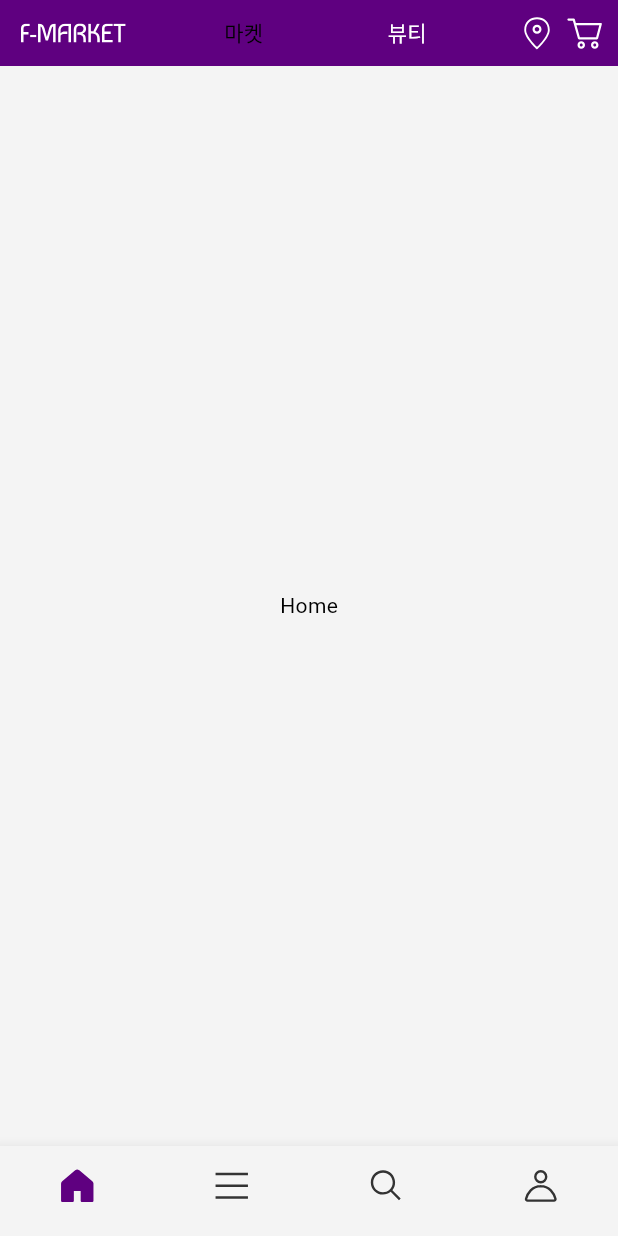
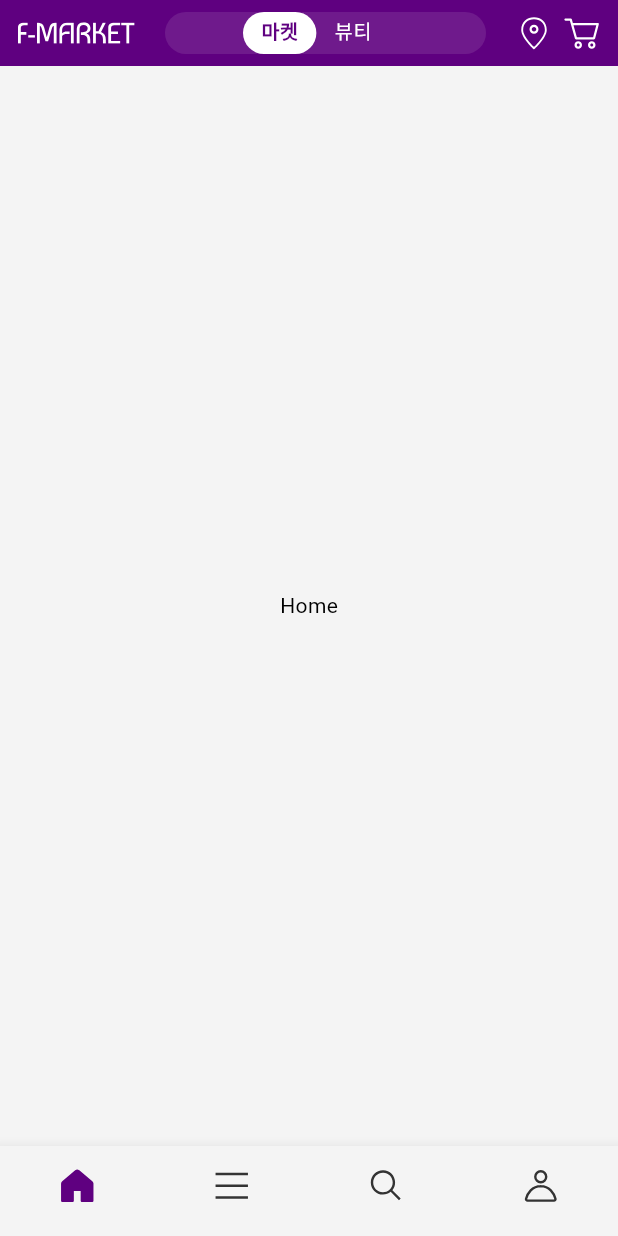
Before and after one commit to 818tere/e_commerce_app, a Flutter app: the screen it shows after launch, on a phone screen of 412 x 824 dp. Run offline on Flutter 3.47's test engine with Material 3 defaults, Android fonts, the phone set to English and light mode, and no system bars; our stand-ins replace flutter_bloc, flutter_svg, go_router; Roboto replaces fonts that are missing (Pretendard).

Commit message:
AppBar UI 수정

```diff
--- /dev/null
+++ b/devtools_options.yaml
@@ -0,0 +1 @@
+extensions:
--- a/lib/core/theme/custom/custom_app_bar.dart
+++ b/lib/core/theme/custom/custom_app_bar.dart
@@ -13,6 +13,8 @@ class CustomAppBarTheme {
   final Color unselectedLabelColor;
 
   static final int animationDuration = 400;
+
+  static const double tabBarRadius = 30;
 
   static final CustomAppBarTheme market = CustomAppBarTheme(
     systemUiOverlayStyle: SystemUiOverlayStyle.light,
--- a/lib/presentation/main/component/top_app_bar/home_app_bar.dart
+++ b/lib/presentation/main/component/top_app_bar/home_app_bar.dart
@@ -1,10 +1,13 @@
 import 'package:flutter/material.dart';
+import 'package:flutter/services.dart';
 import 'package:flutter_bloc/flutter_bloc.dart';
 import 'package:flutter_svg/flutter_svg.dart';
 
 import '../../../../core/theme/constant/app_icons.dart';
-import '../../../../core/theme/custom/custom_theme.dart';
+import '../../../../core/theme/custom/custom_app_bar.dart';
+import '../../../../core/theme/custom/custom_font_weight.dart';
 import '../../mall_type_cubit.dart';
+import '../widgets/svg_icon_button.dart';
 
 class HomeAppBar extends StatelessWidget {
   const HomeAppBar({super.key});
@@ -15,25 +18,23 @@ class HomeAppBar extends StatelessWidget {
       //MallTypeCubit을 BlocBuilder로 감싸고, builder를 통해 state를 받아온다.
       builder: (_, state) {
         return AnimatedContainer(
-          color: (state.isMarket)
-              ? Theme.of(context).colorScheme.primary
-              : Theme.of(context).colorScheme.background,
-          child: Padding(
-            padding: const EdgeInsets.all(6),
+          padding: EdgeInsets.symmetric(vertical: 6, horizontal: 8),
+          color: state.theme.backgroundColor,
           child: AppBar(
-              leading: Padding(
-                padding: EdgeInsets.all(8),
-                child: SvgPicture.asset(
-                  AppIcons.mainLogo,
-                  colorFilter: ColorFilter.mode(
-                    state.isMarket
-                        ? Theme.of(context).colorScheme.onPrimary
-                        : Theme.of(context).colorScheme.primary,
-                    BlendMode.srcIn,
+            leading: SvgIconButton(
+              icon: AppIcons.mainLogo,
+              color: state.theme.logoColor,
+            ),
+            title: AnimatedContainer(
+              decoration: BoxDecoration(
+                color: state.theme.containerColor,
+                borderRadius: const BorderRadius.all(
+                  Radius.circular(CustomAppBarTheme.tabBarRadius),
                 ),
               ),
-              ),
-              title: DefaultTabController(
+              child: SizedBox(
+                height: 28,
+                child: DefaultTabController(
                   length: MallType.values.length,
                   initialIndex: state.index,
                   child: TabBar(
@@ -41,42 +42,50 @@ class HomeAppBar extends StatelessWidget {
                       MallType.values.length,
                       (index) => Tab(text: MallType.values[index].toName),
                     ),
-                  labelColor: Colors.black,
-                  unselectedLabelColor: Colors.white,
-                  onTap: (index) =>
-                      context.read<MallTypeCubit>().changeIndex(index),
+                    isScrollable: true,
+                    indicator: BoxDecoration(
+                      color: state.theme.indicatorColor,
+                      borderRadius: const BorderRadius.all(
+                        Radius.circular(CustomAppBarTheme.tabBarRadius),
                       ),
                     ),
-              actions: [
-                Padding(
-                  padding: const EdgeInsets.all(4.0),
-                  child: SvgPicture.asset(
-                    AppIcons.location,
-                    colorFilter: ColorFilter.mode(
-                        state.isMarket
-                            ? Theme.of(context).colorScheme.background
-                            : Theme.of(context).colorScheme.contentPrimary,
-                        BlendMode.srcIn),
+                    indicatorSize: TabBarIndicatorSize.tab,
+                    dividerColor: Colors.transparent,
+                    labelColor: state.theme.labelColor,
+                    labelStyle: Theme.of(context).textTheme.labelLarge.bold,
+                    labelPadding: EdgeInsets.symmetric(horizontal: 12),
+                    unselectedLabelColor: state.theme.unselectedLabelColor,
+                    unselectedLabelStyle:
+                        Theme.of(context).textTheme.labelLarge,
+                    onTap: (index) =>
+                        context.read<MallTypeCubit>().changeMallType(index),
+                    splashBorderRadius: BorderRadius.all(
+                      Radius.circular(CustomAppBarTheme.tabBarRadius),
                     ),
                   ),
-                Padding(
-                  padding: const EdgeInsets.all(4.0),
-                  child: SvgPicture.asset(
-                    AppIcons.cart,
-                    colorFilter: ColorFilter.mode(
-                        state.isMarket
-                            ? Theme.of(context).colorScheme.background
-                            : Theme.of(context).colorScheme.contentPrimary,
-                        BlendMode.srcIn),
                 ),
+              ),
+              duration: Duration(milliseconds: 300),
+            ),
+            actions: [
+              SvgIconButton(
+                icon: AppIcons.location,
+                color: state.theme.logoColor,
+              ),
+              SvgIconButton(
+                icon: AppIcons.cart,
+                color: state.theme.logoColor,
               ),
             ],
             backgroundColor: Colors.transparent,
             centerTitle: true,
             leadingWidth: 86,
+            systemOverlayStyle:
+                (state.isMarket) //systemOverlayStyle을 통해 상태에 따라 상태바 색상을 변경
+                    ? SystemUiOverlayStyle.light
+                    : SystemUiOverlayStyle.dark,
           ),
-          ),
-          duration: Duration(milliseconds: 300),
+          duration: Duration(milliseconds: 300), //AnimatedContainer의 duration
         );
       },
     );
--- /dev/null
+++ b/lib/presentation/main/component/widgets/svg_icon_button.dart
@@ -0,0 +1,25 @@
+import 'package:flutter/widgets.dart';
+import 'package:flutter_svg/flutter_svg.dart';
+
+class SvgIconButton extends StatelessWidget {
+  const SvgIconButton(
+      {required this.icon, required this.color, this.padding = 4.0, super.key});
+
+  final double padding;
+  final String icon;
+  final Color color;
+
+  @override
+  Widget build(BuildContext context) {
+    return Padding(
+      padding: EdgeInsets.all(padding),
+      child: SvgPicture.asset(
+        icon,
+        colorFilter: ColorFilter.mode(
+          color,
+          BlendMode.srcIn,
+        ),
+      ),
+    );
+  }
+}
--- a/lib/presentation/main/mall_type_cubit.dart
+++ b/lib/presentation/main/mall_type_cubit.dart
@@ -1,4 +1,6 @@
 import 'package:flutter_bloc/flutter_bloc.dart';
+
+import '../../core/theme/custom/custom_app_bar.dart';
 
 enum MallType {
   // MallType은 열거형
@@ -10,7 +12,7 @@ class MallTypeCubit extends Cubit<MallType> {
   // MallTypeCubit은 MallType을 상속
   MallTypeCubit() : super(MallType.market);
 
-  void changeIndex(int index) => emit(MallType.values[index]);
+  void changeMallType(int index) => emit(MallType.values[index]);
 }
 
 extension MallTypeX on MallType {
@@ -24,6 +26,16 @@ extension MallTypeX on MallType {
     }
   }
 
+  CustomAppBarTheme get theme {
+    // CustomAppBarTheme를 반환하는 theme getter로 컬러지정에 분기문 대신 사용
+    switch (this) {
+      case MallType.market:
+        return CustomAppBarTheme.market;
+      case MallType.beauty:
+        return CustomAppBarTheme.beauty;
+    }
+  }
+
   bool get isMarket => this == MallType.market;
   bool get isBeauty => this == MallType.beauty;
 }
```
Lines whose indentation alone changed are shown as unchanged.
